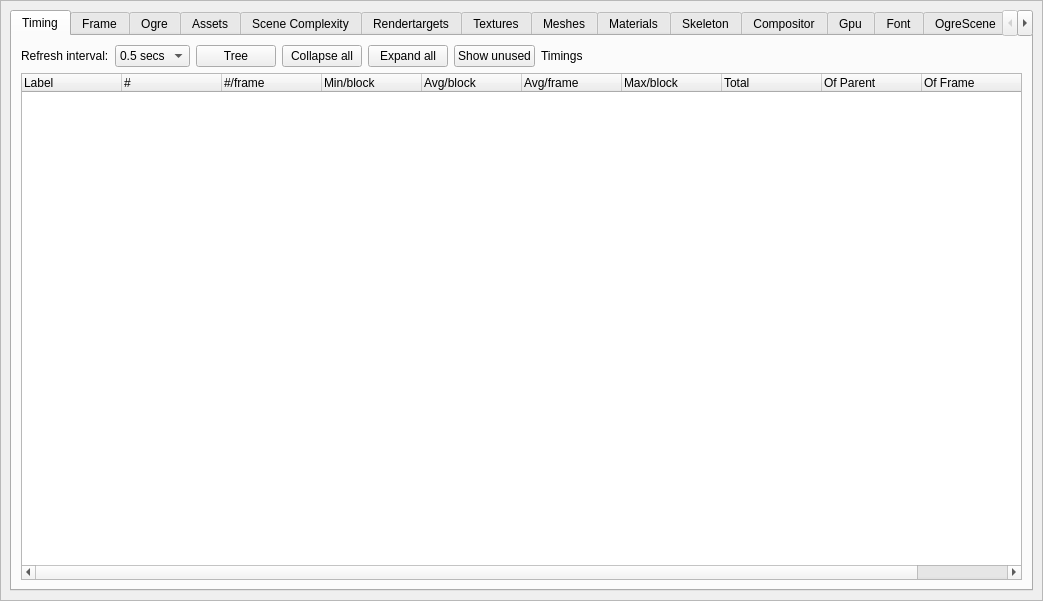
Before: the Qt Designer form bin/data/ui/profiler.ui in realXtend/tundra, drawn with Qt 5.
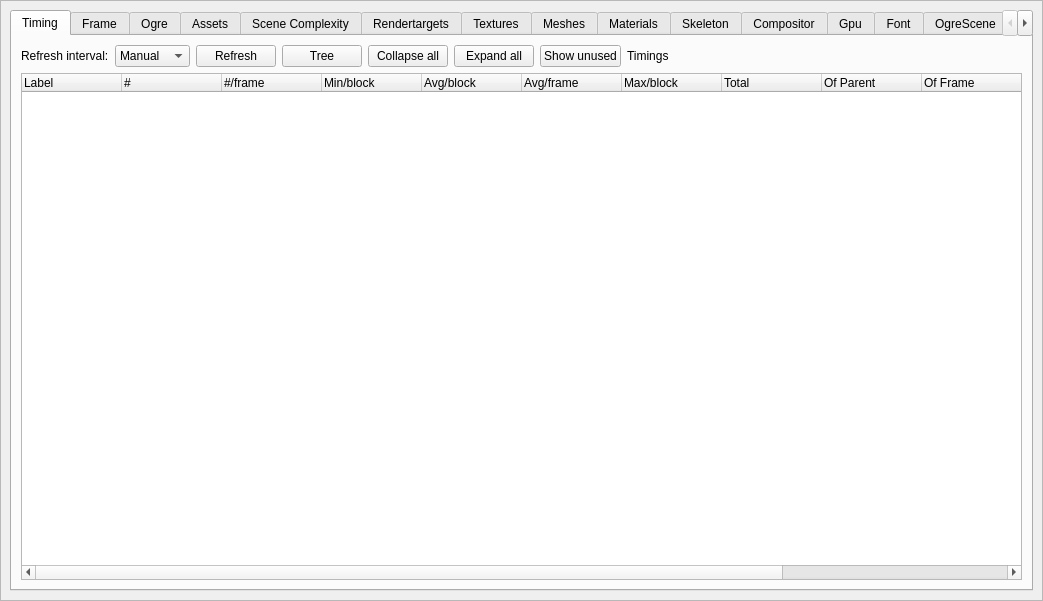
After: the same form once the commit is applied.

Commit message: Improve profiler window to enable manually refreshed timing periods, and show time in node, excluding its children.

Patch:
```diff
--- a/bin/data/ui/profiler.ui
+++ b/bin/data/ui/profiler.ui
@@ -61,8 +61,13 @@
           <item row="0" column="1">
            <widget class="QComboBox" name="comboTimingRefreshInterval">
             <property name="currentIndex">
-             <number>4</number>
+             <number>0</number>
             </property>
+            <item>
+             <property name="text">
+              <string>Manual</string>
+             </property>
+            </item>
             <item>
              <property name="text">
               <string>10 secs</string>
@@ -90,7 +95,7 @@
             </item>
            </widget>
           </item>
-          <item row="0" column="2">
+          <item row="0" column="3">
            <widget class="QPushButton" name="pushButtonToggleTree">
             <property name="text">
              <string>Tree</string>
@@ -100,28 +105,28 @@
             </property>
            </widget>
           </item>
-          <item row="0" column="3">
+          <item row="0" column="4">
            <widget class="QPushButton" name="pushButtonCollapseAll">
             <property name="text">
              <string>Collapse all</string>
             </property>
            </widget>
           </item>
-          <item row="0" column="4">
+          <item row="0" column="5">
            <widget class="QPushButton" name="pushButtonExpandAll">
             <property name="text">
              <string>Expand all</string>
             </property>
            </widget>
           </item>
-          <item row="0" column="5">
+          <item row="0" column="6">
            <widget class="QPushButton" name="pushButtonShowUnused">
             <property name="text">
              <string>Show unused</string>
             </property>
            </widget>
           </item>
-          <item row="0" column="7">
+          <item row="0" column="8">
            <spacer name="horizontalSpacer">
             <property name="orientation">
              <enum>Qt::Horizontal</enum>
@@ -134,10 +139,10 @@
             </property>
            </spacer>
           </item>
-          <item row="1" column="0" colspan="8">
+          <item row="1" column="0" colspan="9">
            <widget class="QTreeWidget" name="treeProfilingData">
             <property name="columnCount">
-             <number>11</number>
+             <number>13</number>
             </property>
             <column>
              <property name="text">
@@ -194,15 +199,32 @@
               <string>Unaccounted</string>
              </property>
             </column>
+            <column>
+             <property name="text">
+              <string>Avg/frame excl.</string>
+             </property>
+            </column>
+            <column>
+             <property name="text">
+              <string>Total excl.</string>
+             </property>
+            </column>
            </widget>
           </item>
-          <item row="0" column="6">
+          <item row="0" column="7">
            <widget class="QLabel" name="labelTimings">
             <property name="text">
              <string>Timings</string>
             </property>
            </widget>
           </item>
+          <item row="0" column="2">
+           <widget class="QPushButton" name="buttonRefresh">
+            <property name="text">
+             <string>Refresh</string>
+            </property>
+           </widget>
+          </item>
          </layout>
         </widget>
         <widget class="QWidget" name="frametimes">
```
The commit also changes 4 other files.
